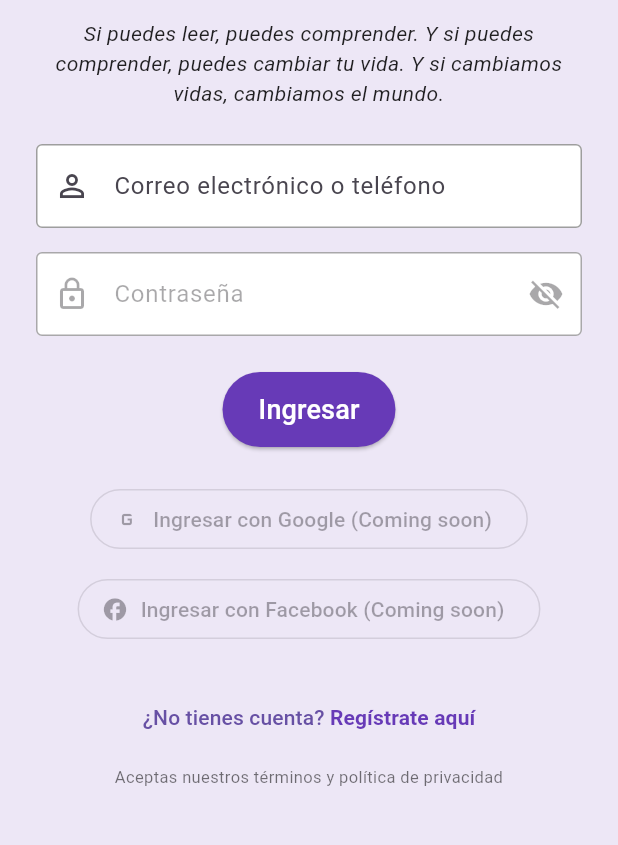
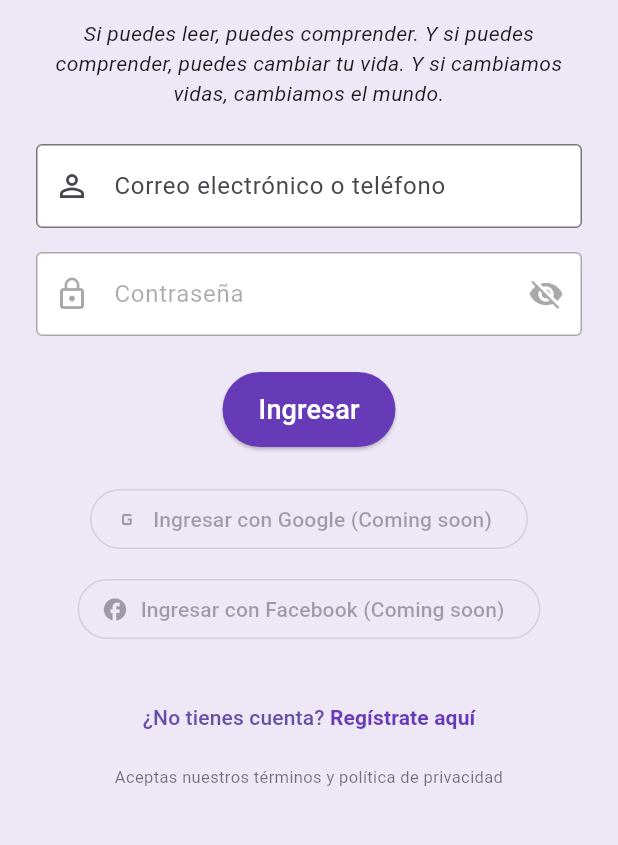
Before and after one commit to giovannihr2004/lg2, a Flutter app: the LoginScreen screen opened directly, on a phone screen of 412 x 824 dp, the part 330-1175 px from its top. Run offline on Flutter 3.47's test engine with Material 3 defaults, Android fonts, the phone set to English and light mode, and no system bars; our stand-ins replace firebase_auth, firebase_core, google_sign_in; missing offline and left inert: flutter_facebook_auth; accounts and stored records are empty; generated files the repository leaves out were written again.

Commit message:
✅ Compatibilidad visual total con modo oscuro en login_screen.dart - 14/05/2025

```diff
--- a/lib/screens/auth/login_screen.dart
+++ b/lib/screens/auth/login_screen.dart
@@ -1,12 +1,12 @@
 // -----------------------------------------------------------------------------
 // 📄 Archivo: login_screen.dart
 // 📍 Ubicación: lib/screens/auth/login_screen.dart
-// 📝 Descripción: Pantalla de login completa con animaciones, validación, carga visual, temas e internacionalización
-// 📅 Última actualización: 14/05/2025 - 12:37 (Hora de Colombia)
+// 📝 Descripción: Pantalla de login con animaciones, validación, tema oscuro y secciones comentadas
+// 📅 Última actualización: 14/05/2025 - 13:25 (Hora de Colombia)
 // -----------------------------------------------------------------------------
 
 // -----------------------------------------------------------------------------
-// 1. Importaciones
+// 1. Importaciones necesarias
 // -----------------------------------------------------------------------------
 import 'package:flutter/material.dart';
 import 'package:firebase_auth/firebase_auth.dart';
@@ -16,7 +16,7 @@
 import '../../widgets/language_selector.dart';
 
 // -----------------------------------------------------------------------------
-// 2. Widget principal con estado
+// 2. Widget principal con estado: LoginScreen
 // -----------------------------------------------------------------------------
 class LoginScreen extends StatefulWidget {
   const LoginScreen({super.key});
@@ -25,10 +25,11 @@
 }
 
 // -----------------------------------------------------------------------------
-// 3. Estado y lógica
+// 3. Clase de estado para LoginScreen
 // -----------------------------------------------------------------------------
 class _LoginScreenState extends State<LoginScreen>
     with TickerProviderStateMixin {
+  // 3.1 Controladores y variables
   final GlobalKey<FormState> _formKey = GlobalKey<FormState>();
   final TextEditingController emailOrPhoneController = TextEditingController();
   final TextEditingController passwordController = TextEditingController();
@@ -36,9 +37,11 @@
   bool _isLoading = false;
   final FirebaseAuth _auth = FirebaseAuth.instance;
 
+  // 3.2 Animaciones para logo y eslogan
   late AnimationController _logoController;
   late AnimationController _sloganController;
 
+  // 3.3 Inicialización
   @override
   void initState() {
     super.initState();
@@ -50,10 +53,10 @@
       vsync: this,
       duration: const Duration(milliseconds: 800),
     );
-
     _logoController.forward().whenComplete(() => _sloganController.forward());
   }
 
+  // 3.4 Liberación de recursos
   @override
   void dispose() {
     emailOrPhoneController.dispose();
@@ -63,6 +66,7 @@
     super.dispose();
   }
 
+  // 3.5 Validaciones de entrada
   bool _isEmail(String input) =>
       RegExp(r'^[\w-\.]+@([\w-]+\.)+[\w-]{2,4}$').hasMatch(input);
 
@@ -72,6 +76,7 @@
     r'^(?=.*[a-z])(?=.*[A-Z])(?=.*\d)(?=.*[\W_]).{8,}$',
   ).hasMatch(input);
 
+  // 3.6 Mensajes visuales tipo snackbar
   void _showSnackBar(String message, {bool isError = false}) {
     if (!mounted) return;
     ScaffoldMessenger.of(context).showSnackBar(
@@ -83,7 +88,7 @@
   }
 
   // ---------------------------------------------------------------------------
-  // 3.1 Lógica de inicio de sesión (correo o teléfono)
+  // 4. Lógica de autenticación
   // ---------------------------------------------------------------------------
   Future<void> _login() async {
     final input = emailOrPhoneController.text.trim();
@@ -91,7 +96,6 @@
     final loc = AppLocalizations.of(context)!;
 
     if (!_formKey.currentState!.validate()) return;
-
     setState(() => _isLoading = true);
 
     if (_isEmail(input)) {
@@ -147,11 +151,12 @@
   }
 
   // ---------------------------------------------------------------------------
-  // 4. Construcción visual de la interfaz
+  // 5. Construcción de la interfaz visual
   // ---------------------------------------------------------------------------
   @override
   Widget build(BuildContext context) {
     final loc = AppLocalizations.of(context)!;
+    final theme = Theme.of(context);
     final inputText = emailOrPhoneController.text.trim();
     final passwordText = passwordController.text.trim();
     final isEmailLogin = _isEmail(inputText);
@@ -181,6 +186,7 @@
             children: [
               const SizedBox(height: 40),
 
+              // 5.1 Logo animado
               FadeTransition(
                 opacity: _logoController,
                 child: Center(
@@ -190,21 +196,23 @@
 
               const SizedBox(height: 12),
 
+              // 5.2 Eslogan animado
               FadeTransition(
                 opacity: _sloganController,
                 child: Text(
                   loc.loginSlogan,
                   textAlign: TextAlign.center,
-                  style: const TextStyle(
+                  style: TextStyle(
                     fontSize: 14,
                     fontStyle: FontStyle.italic,
-                    color: Colors.black87,
+                    color: theme.textTheme.bodyMedium?.color,
                   ),
                 ),
               ),
 
               const SizedBox(height: 24),
 
+              // 5.3 Campo de correo o teléfono
               TextFormField(
                 controller: emailOrPhoneController,
                 decoration: InputDecoration(
@@ -219,7 +227,7 @@
                       color:
                           (_isEmail(inputText) || _isPhone(inputText))
                               ? Colors.green
-                              : Colors.grey,
+                              : theme.dividerColor,
                     ),
                   ),
                   border: const OutlineInputBorder(),
@@ -240,6 +248,7 @@
 
               const SizedBox(height: 16),
 
+              // 5.4 Campo de contraseña
               TextFormField(
                 controller: passwordController,
                 enabled: isEmailLogin,
@@ -266,7 +275,7 @@
                       color:
                           isEmailLogin && _isValidPassword(passwordText)
                               ? Colors.green
-                              : Colors.grey,
+                              : theme.dividerColor,
                     ),
                   ),
                   border: const OutlineInputBorder(),
@@ -287,6 +296,7 @@
 
               const SizedBox(height: 24),
 
+              // 5.5 Botón de ingreso
               SizedBox(
                 height: 50,
                 child: ElevatedButton(
@@ -314,6 +324,7 @@
 
               const SizedBox(height: 24),
 
+              // 5.6 Botones autenticación externa
               OutlinedButton.icon(
                 onPressed: null,
                 icon: const Icon(Icons.g_mobiledata),
@@ -328,6 +339,7 @@
 
               const SizedBox(height: 24),
 
+              // 5.7 Enlace de registro
               TextButton(
                 onPressed: () => Navigator.pushNamed(context, '/register'),
                 child: Text.rich(
@@ -345,11 +357,19 @@
                   ),
                 ),
               ),
+
               const SizedBox(height: 8),
+
+              // 5.8 Texto de términos y privacidad adaptativo
               Text(
                 loc.termsAndPrivacy,
                 textAlign: TextAlign.center,
-                style: const TextStyle(fontSize: 11, color: Colors.black54),
+                style: TextStyle(
+                  fontSize: 11,
+                  color: theme.textTheme.bodySmall?.color?.withAlpha(
+                    (255 * 0.6).toInt(),
+                  ),
+                ),
               ),
             ],
           ),
```
